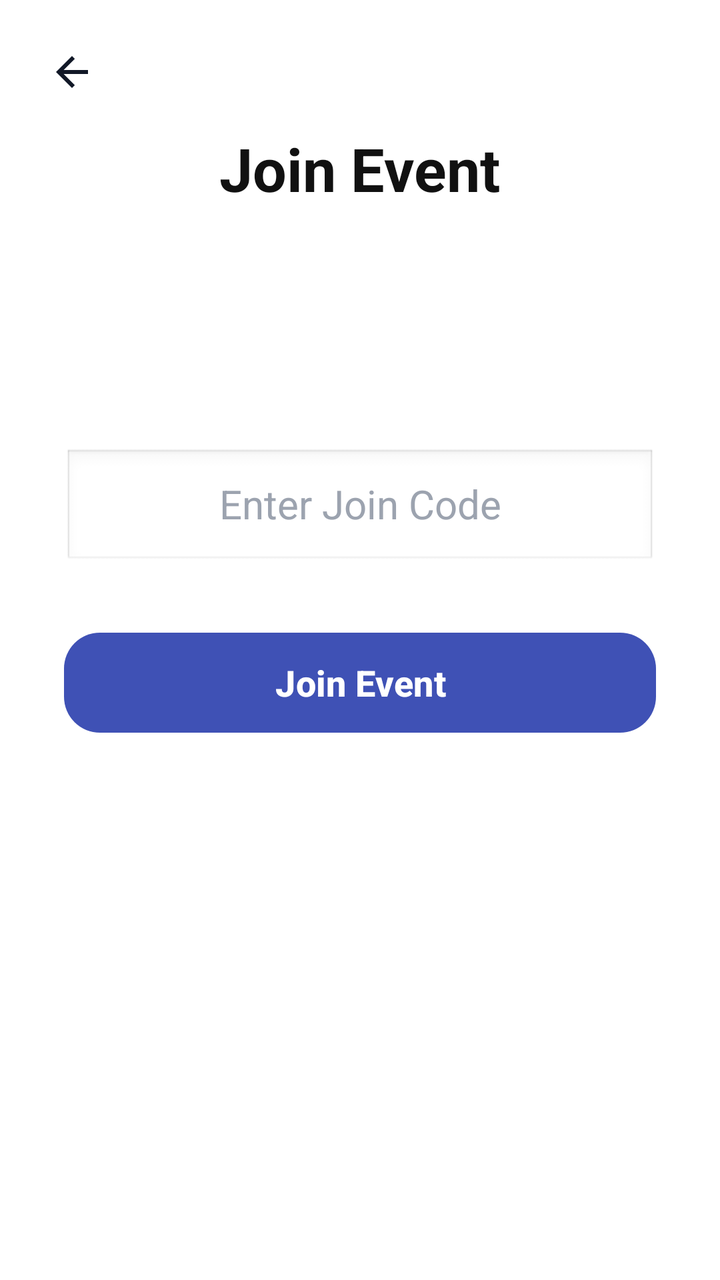
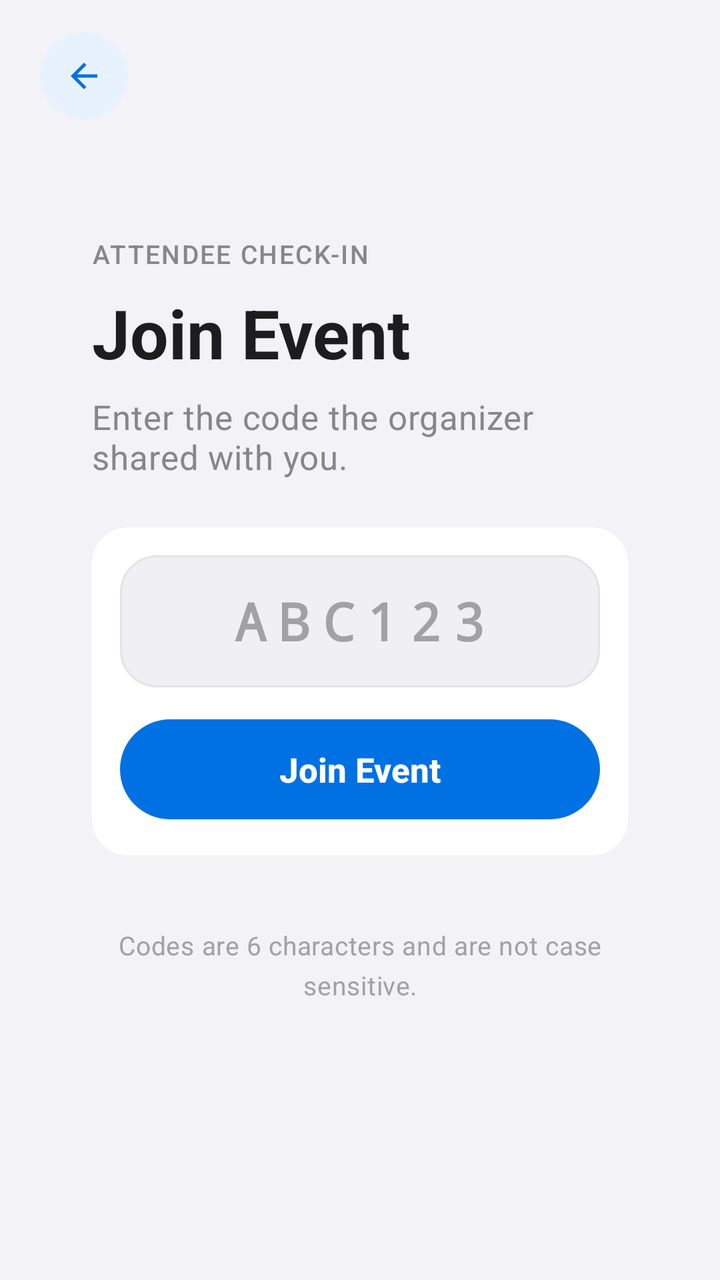

Before-and-after screenshots of an Android layout around one commit, followed by the original layout XML and the change that was made.
<!-- AndroidManifest.xml: application theme Theme.FirstLink -->
<!-- res/layout/attendee_join_event.xml -->
<?xml version="1.0" encoding="utf-8"?>
<androidx.constraintlayout.widget.ConstraintLayout
    xmlns:android="http://schemas.android.com/apk/res/android"
    xmlns:app="http://schemas.android.com/apk/res-auto"
    xmlns:tools="http://schemas.android.com/tools"
    android:id="@+id/attendee_join_event"
    android:layout_width="match_parent"
    android:layout_height="match_parent"
    android:background="#FFFFFF">

    <ImageButton
        android:id="@+id/back_button"
        android:layout_width="48dp"
        android:layout_height="48dp"
        android:layout_marginStart="12dp"
        android:layout_marginTop="12dp"
        android:background="?attr/selectableItemBackgroundBorderless"
        android:contentDescription="Back"
        android:src="@drawable/ic_back"
        app:layout_constraintStart_toStartOf="parent"
        app:layout_constraintTop_toTopOf="parent" />

    <TextView
        android:id="@+id/join_event_title"
        android:layout_width="wrap_content"
        android:layout_height="wrap_content"
        android:layout_marginTop="64dp"
        android:text="Join Event"
        android:textColor="#111111"
        android:textSize="30sp"
        android:textStyle="bold"
        app:layout_constraintTop_toTopOf="parent"
        app:layout_constraintStart_toStartOf="parent"
        app:layout_constraintEnd_toEndOf="parent" />

    <EditText
        android:id="@+id/join_code_edit_text"
        android:layout_width="0dp"
        android:layout_height="60dp"
        android:layout_marginStart="32dp"
        android:layout_marginEnd="32dp"
        android:layout_marginTop="120dp"
        android:background="@android:drawable/edit_text"
        android:gravity="center"
        android:hint="Enter Join Code"
        android:inputType="textCapCharacters"
        android:maxLength="8"
        android:textColor="#111111"
        android:textColorHint="#9CA3AF"
        android:textSize="20sp"
        app:layout_constraintTop_toBottomOf="@id/join_event_title"
        app:layout_constraintStart_toStartOf="parent"
        app:layout_constraintEnd_toEndOf="parent" />

    <com.google.android.material.button.MaterialButton
        android:id="@+id/join_event_button"
        android:layout_width="0dp"
        android:layout_height="58dp"
        android:layout_marginStart="32dp"
        android:layout_marginTop="28dp"
        android:layout_marginEnd="32dp"
        android:text="Join Event"
        android:textAllCaps="false"
        android:textSize="18sp"
        android:textStyle="bold"
        app:backgroundTint="#3F51B5"
        app:cornerRadius="18dp"
        app:layout_constraintTop_toBottomOf="@id/join_code_edit_text"
        app:layout_constraintStart_toStartOf="parent"
        app:layout_constraintEnd_toEndOf="parent" />

</androidx.constraintlayout.widget.ConstraintLayout>
<!-- resources referenced by this layout -->
<resources>
  <style name="Base.Theme.FirstLink" parent="Theme.Material3.DayNight.NoActionBar">
          
          
      </style>
  <!-- unchanged entries left out for length: 2 -->
</resources>

<!-- the commit's change to res/layout/attendee_join_event.xml (unified diff, before → after) -->
@@ -6,67 +6,112 @@
     android:id="@+id/attendee_join_event"
     android:layout_width="match_parent"
     android:layout_height="match_parent"
-    android:background="#FFFFFF">
+    android:background="@color/surface">
 
     <ImageButton
         android:id="@+id/back_button"
-        android:layout_width="48dp"
-        android:layout_height="48dp"
-        android:layout_marginStart="12dp"
-        android:layout_marginTop="12dp"
-        android:background="?attr/selectableItemBackgroundBorderless"
+        style="@style/Widget.FirstLink.BackButton"
+        android:layout_width="44dp"
+        android:layout_height="44dp"
+        android:layout_marginStart="20dp"
+        android:layout_marginTop="16dp"
         android:contentDescription="Back"
         android:src="@drawable/ic_back"
         app:layout_constraintStart_toStartOf="parent"
         app:layout_constraintTop_toTopOf="parent" />
 
+    
+    <LinearLayout
+        android:id="@+id/join_hero_card"
+        style="@style/Widget.FirstLink.HeroCard"
+        android:layout_width="0dp"
+        android:layout_height="wrap_content"
+        android:layout_marginStart="20dp"
+        android:layout_marginTop="28dp"
+        android:layout_marginEnd="20dp"
+        android:orientation="vertical"
+        android:paddingStart="26dp"
+        android:paddingTop="30dp"
+        android:paddingEnd="26dp"
+        android:paddingBottom="16dp"
+        app:layout_constraintEnd_toEndOf="parent"
+        app:layout_constraintStart_toStartOf="parent"
+        app:layout_constraintTop_toBottomOf="@id/back_button">
+
+        <TextView
+            style="@style/TextAppearance.FirstLink.Eyebrow"
+            android:layout_width="wrap_content"
+            android:layout_height="wrap_content"
+            android:text="Attendee check-in"
+            android:textColor="@color/on_gradient_muted" />
+
+        <TextView
+            android:id="@+id/join_event_title"
+            style="@style/TextAppearance.FirstLink.Hero"
+            android:layout_width="wrap_content"
+            android:layout_height="wrap_content"
+            android:layout_marginTop="8dp"
+            android:text="Join Event" />
+
+        <TextView
+            android:id="@+id/join_event_subtitle"
+            style="@style/TextAppearance.FirstLink.HeroBody"
+            android:layout_width="match_parent"
+            android:layout_height="wrap_content"
+            android:layout_marginTop="8dp"
+            android:text="Enter the code the organizer shared with you." />
+
+        
+        <LinearLayout
+            android:id="@+id/join_action_bar"
+            style="@style/Widget.FirstLink.FrostedBar"
+            android:layout_width="match_parent"
+            android:layout_height="wrap_content"
+            android:layout_marginTop="24dp"
+            android:padding="14dp">
+
+            <EditText
+                android:id="@+id/join_code_edit_text"
+                android:layout_width="match_parent"
+                android:layout_height="66dp"
+                android:background="@drawable/bg_field_on_gradient"
+                android:fontFamily="monospace"
+                android:gravity="center"
+                android:hint="ABC123"
+                android:inputType="textCapCharacters"
+                android:letterSpacing="0.24"
+                android:maxLength="8"
+                android:textColor="@color/on_gradient"
+                android:textColorHint="@color/on_gradient_faint"
+                android:textSize="26sp"
+                android:textStyle="bold" />
+
+            <com.google.android.material.button.MaterialButton
+                android:id="@+id/join_event_button"
+                style="@style/Widget.FirstLink.Button.OnGradient"
+                android:layout_width="match_parent"
+                android:layout_height="58dp"
+                android:layout_marginTop="12dp"
+                android:text="Join Event"
+                android:textSize="17sp"
+                android:textStyle="bold" />
+        </LinearLayout>
+    </LinearLayout>
+
     <TextView
-        android:id="@+id/join_event_title"
-        android:layout_width="wrap_content"
+        android:id="@+id/join_event_hint"
+        style="@style/TextAppearance.FirstLink.PageSubtitle"
+        android:layout_width="0dp"
         android:layout_height="wrap_content"
-        android:layout_marginTop="64dp"
-        android:text="Join Event"
-        android:textColor="#111111"
-        android:textSize="30sp"
-        android:textStyle="bold"
-        app:layout_constraintTop_toTopOf="parent"
+        android:layout_marginStart="36dp"
+        android:layout_marginTop="20dp"
+        android:layout_marginEnd="36dp"
+        android:gravity="center"
+        android:text="Codes are 6 characters and are not case sensitive."
+        android:textColor="@color/text_hint"
+        android:textSize="13sp"
+        app:layout_constraintEnd_toEndOf="parent"
         app:layout_constraintStart_toStartOf="parent"
-        app:layout_constraintEnd_toEndOf="parent" />
-
-    <EditText
-        android:id="@+id/join_code_edit_text"
-        android:layout_width="0dp"
-        android:layout_height="60dp"
-        android:layout_marginStart="32dp"
-        android:layout_marginEnd="32dp"
-        android:layout_marginTop="120dp"
-        android:background="@android:drawable/edit_text"
-        android:gravity="center"
-        android:hint="Enter Join Code"
-        android:inputType="textCapCharacters"
-        android:maxLength="8"
-        android:textColor="#111111"
-        android:textColorHint="#9CA3AF"
-        android:textSize="20sp"
-        app:layout_constraintTop_toBottomOf="@id/join_event_title"
-        app:layout_constraintStart_toStartOf="parent"
-        app:layout_constraintEnd_toEndOf="parent" />
-
-    <com.google.android.material.button.MaterialButton
-        android:id="@+id/join_event_button"
-        android:layout_width="0dp"
-        android:layout_height="58dp"
-        android:layout_marginStart="32dp"
-        android:layout_marginTop="28dp"
-        android:layout_marginEnd="32dp"
-        android:text="Join Event"
-        android:textAllCaps="false"
-        android:textSize="18sp"
-        android:textStyle="bold"
-        app:backgroundTint="#3F51B5"
-        app:cornerRadius="18dp"
-        app:layout_constraintTop_toBottomOf="@id/join_code_edit_text"
-        app:layout_constraintStart_toStartOf="parent"
-        app:layout_constraintEnd_toEndOf="parent" />
+        app:layout_constraintTop_toBottomOf="@id/join_hero_card" />
 
 </androidx.constraintlayout.widget.ConstraintLayout>
<!-- resource entries referenced after the edit -->
@@ -1,9 +1,189 @@
 <!-- resources referenced by this layout -->
 <resources>
-  <style name="Base.Theme.FirstLink" parent="Theme.Material3.DayNight.NoActionBar">
-          
+  <color name="on_gradient">#1D1D1F</color>
+  <color name="on_gradient_faint">#A1A1A6</color>
+  <color name="on_gradient_muted">#86868B</color>
+  <color name="surface">#F2F2F7</color>
+  <color name="text_hint">#A1A1A6</color>
+  <!-- drawable bg_field_on_gradient (drawable) -->
+  <?xml version="1.0" encoding="utf-8"?>
+  <shape xmlns:android="http://schemas.android.com/apk/res/android"
+      android:shape="rectangle">
+      <corners android:radius="18dp" />
+      <solid android:color="@color/frosted_chip_fill" />
+      <stroke
+          android:width="1dp"
+          android:color="@color/on_gradient_hairline" />
+  </shape>
+  <style name="TextAppearance.FirstLink.Eyebrow" parent="TextAppearance.Material3.LabelSmall">
+          <item name="android:textSize">13sp</item>
+          <item name="android:fontFamily">sans-serif-medium</item>
+          <item name="android:letterSpacing">0.06</item>
+          <item name="android:textAllCaps">true</item>
+      </style>
+  <style name="TextAppearance.FirstLink.Hero" parent="TextAppearance.Material3.HeadlineMedium">
+          <item name="android:textSize">34sp</item>
+          <item name="android:textStyle">bold</item>
+          <item name="android:textColor">@color/on_gradient</item>
+          <item name="android:lineSpacingMultiplier">1.1</item>
+      </style>
+  <style name="TextAppearance.FirstLink.HeroBody" parent="TextAppearance.Material3.BodyMedium">
+          <item name="android:textSize">17sp</item>
+          <item name="android:textColor">@color/on_gradient_muted</item>
+          <item name="android:lineSpacingMultiplier">1.45</item>
+      </style>
+  <style name="TextAppearance.FirstLink.PageSubtitle" parent="TextAppearance.Material3.BodyMedium">
+          <item name="android:textSize">17sp</item>
+          <item name="android:textColor">@color/text_secondary</item>
+          <item name="android:lineSpacingMultiplier">1.45</item>
+      </style>
+  <style name="Widget.FirstLink.BackButton" parent="">
+          <item name="android:background">@drawable/bg_circle_brand_soft</item>
+          <item name="android:foreground">?attr/selectableItemBackgroundBorderless</item>
+          <item name="android:padding">12dp</item>
+          <item name="android:scaleType">fitCenter</item>
+          <item name="android:tint">@color/brand_primary</item>
+      </style>
+  <style name="Widget.FirstLink.Button.OnGradient" parent="Widget.FirstLink.Button">
+          <item name="backgroundTint">@color/brand_primary</item>
+          <item name="android:textColor">@color/white</item>
+          <item name="elevation">0dp</item>
+          <item name="android:elevation">0dp</item>
           
       </style>
+  <style name="Widget.FirstLink.FrostedBar" parent="">
+          <item name="android:background">@drawable/bg_frosted_bar</item>
+          <item name="android:orientation">vertical</item>
+      </style>
+  <style name="Widget.FirstLink.HeroCard" parent="">
+          <item name="android:background">@null</item>
+          <item name="android:elevation">0dp</item>
+      </style>
+  <color name="frosted_chip_fill">#EFEFF4</color>
+  <color name="on_gradient_hairline">#E3E3E8</color>
+  <color name="text_secondary">#86868B</color>
+  <!-- drawable bg_circle_brand_soft (drawable) -->
+  <?xml version="1.0" encoding="utf-8"?>
+  <shape xmlns:android="http://schemas.android.com/apk/res/android"
+      android:shape="oval">
+      <solid android:color="@color/brand_primary_container" />
+  </shape>
+  <color name="brand_primary">#0071E3</color>
+  <style name="Widget.FirstLink.Button" parent="Widget.Material3.Button">
+          <item name="android:stateListAnimator">@animator/button_press_feedback</item>
+          <item name="android:textAllCaps">false</item>
+          <item name="android:letterSpacing">0</item>
+          <item name="shapeAppearanceOverlay">@style/ShapeAppearance.FirstLink.Pill</item>
+          <item name="strokeWidth">0dp</item>
+      </style>
+  <color name="white">#FFFFFFFF</color>
+  <!-- drawable bg_frosted_bar (drawable) -->
+  <?xml version="1.0" encoding="utf-8"?>
+  <shape xmlns:android="http://schemas.android.com/apk/res/android"
+      android:shape="rectangle">
+      <corners android:radius="18dp" />
+      <solid android:color="@color/frosted_dark_surface" />
+  </shape>
+  <style name="Base.Theme.FirstLink" parent="Theme.Material3.DayNight.NoActionBar">
+          <item name="colorPrimary">@color/brand_primary</item>
+          <item name="colorOnPrimary">@color/white</item>
+          <item name="colorPrimaryContainer">@color/brand_primary_container</item>
+          <item name="colorOnPrimaryContainer">@color/brand_on_primary_container</item>
+  
+          <item name="colorSecondary">@color/brand_primary</item>
+          <item name="colorOnSecondary">@color/white</item>
+  
+          <item name="colorError">@color/danger</item>
+          <item name="colorOnError">@color/white</item>
+  
+          <item name="android:colorBackground">@color/surface</item>
+          <item name="colorOnBackground">@color/text_primary</item>
+          <item name="colorSurface">@color/surface</item>
+          <item name="colorOnSurface">@color/text_primary</item>
+          <item name="colorOutline">@color/border_light</item>
+          
+          <item name="elevationOverlayEnabled">false</item>
+  
+          <item name="android:statusBarColor">@color/surface</item>
+          <item name="android:navigationBarColor">@color/surface</item>
+          <item name="android:windowLightStatusBar">true</item>
+  
+          <item name="shapeAppearanceSmallComponent">@style/ShapeAppearance.FirstLink.Small</item>
+          <item name="shapeAppearanceMediumComponent">@style/ShapeAppearance.FirstLink.Medium</item>
+          <item name="shapeAppearanceLargeComponent">@style/ShapeAppearance.FirstLink.Large</item>
+  
+          
+          <item name="materialButtonStyle">@style/Widget.FirstLink.Button.Primary</item>
+  
+          
+          <item name="android:windowAnimationStyle">@style/WindowAnimation.FirstLink</item>
+  
+          <item name="materialAlertDialogTheme">@style/ThemeOverlay.FirstLink.Dialog</item>
+      </style>
+  <color name="brand_primary_container">#E8F2FD</color>
+  <style name="ShapeAppearance.FirstLink.Pill" parent="">
+          <item name="cornerFamily">rounded</item>
+          <item name="cornerSize">50%</item>
+      </style>
+  <color name="frosted_dark_surface">#FFFFFF</color>
+  <color name="brand_on_primary_container">#0058B8</color>
+  <color name="danger">#D70015</color>
+  <color name="text_primary">#1D1D1F</color>
+  <color name="border_light">#E3E3E8</color>
+  <style name="ShapeAppearance.FirstLink.Small" parent="ShapeAppearance.Material3.SmallComponent">
+          <item name="cornerSize">16dp</item>
+      </style>
+  <style name="ShapeAppearance.FirstLink.Medium" parent="ShapeAppearance.Material3.MediumComponent">
+          <item name="cornerSize">20dp</item>
+      </style>
+  <style name="ShapeAppearance.FirstLink.Large" parent="ShapeAppearance.Material3.LargeComponent">
+          <item name="cornerSize">28dp</item>
+      </style>
+  <style name="Widget.FirstLink.Button.Primary" parent="Widget.FirstLink.Button">
+          <item name="backgroundTint">@color/brand_primary</item>
+          <item name="android:textColor">@color/white</item>
+          <item name="android:elevation">4dp</item>
+          <item name="elevation">4dp</item>
+          <item name="android:outlineSpotShadowColor" tools:targetApi="p">@color/brand_glow</item>
+          <item name="android:outlineAmbientShadowColor" tools:targetApi="p">@color/brand_glow</item>
+      </style>
+  <style name="WindowAnimation.FirstLink" parent="@android:style/Animation.Activity">
+          <item name="android:activityOpenEnterAnimation">@anim/activity_open_enter</item>
+          <item name="android:activityOpenExitAnimation">@anim/activity_open_exit</item>
+          <item name="android:activityCloseEnterAnimation">@anim/activity_close_enter</item>
+          <item name="android:activityCloseExitAnimation">@anim/activity_close_exit</item>
+      </style>
+  <style name="ThemeOverlay.FirstLink.Dialog" parent="ThemeOverlay.Material3.MaterialAlertDialog">
+          <item name="colorSurface">@color/dialog_glass_surface</item>
+          <item name="colorSurfaceContainerHigh">@color/dialog_glass_surface</item>
+          <item name="android:backgroundDimAmount">0.32</item>
+          <item name="colorOnSurface">@color/text_primary</item>
+          <item name="colorOnSurfaceVariant">@color/text_body</item>
+          <item name="shapeAppearanceCornerLarge">@style/ShapeAppearance.FirstLink.Large</item>
+          <item name="buttonBarPositiveButtonStyle">@style/Widget.FirstLink.Button.Dialog.Positive</item>
+          <item name="buttonBarNegativeButtonStyle">@style/Widget.FirstLink.Button.Dialog.Negative</item>
+          <item name="buttonBarNeutralButtonStyle">@style/Widget.FirstLink.Button.Dialog.Negative</item>
+      </style>
+  <color name="brand_glow">#1D1D1F</color>
+  <color name="dialog_glass_surface">#F2FFFFFF</color>
+  <color name="text_body">#424245</color>
+  <style name="Widget.FirstLink.Button.Dialog.Positive">
+          <item name="backgroundTint">@color/brand_primary</item>
+          <item name="android:textColor">@color/white</item>
+          <item name="android:elevation">4dp</item>
+          <item name="elevation">4dp</item>
+          <item name="android:outlineSpotShadowColor" tools:targetApi="p">@color/brand_glow</item>
+          <item name="android:outlineAmbientShadowColor" tools:targetApi="p">@color/brand_glow</item>
+      </style>
+  <style name="Widget.FirstLink.Button.Dialog.Negative">
+          <item name="backgroundTint">@color/glass_fill</item>
+          <item name="android:textColor">@color/text_body</item>
+          <item name="android:elevation">0dp</item>
+          <item name="elevation">0dp</item>
+          <item name="rippleColor">@color/glass_ripple</item>
+      </style>
+  <color name="glass_fill">#E9E9EE</color>
+  <color name="glass_ripple">#DEDEE3</color>
   <!-- unchanged entries left out for length: 2 -->
 </resources>
 
